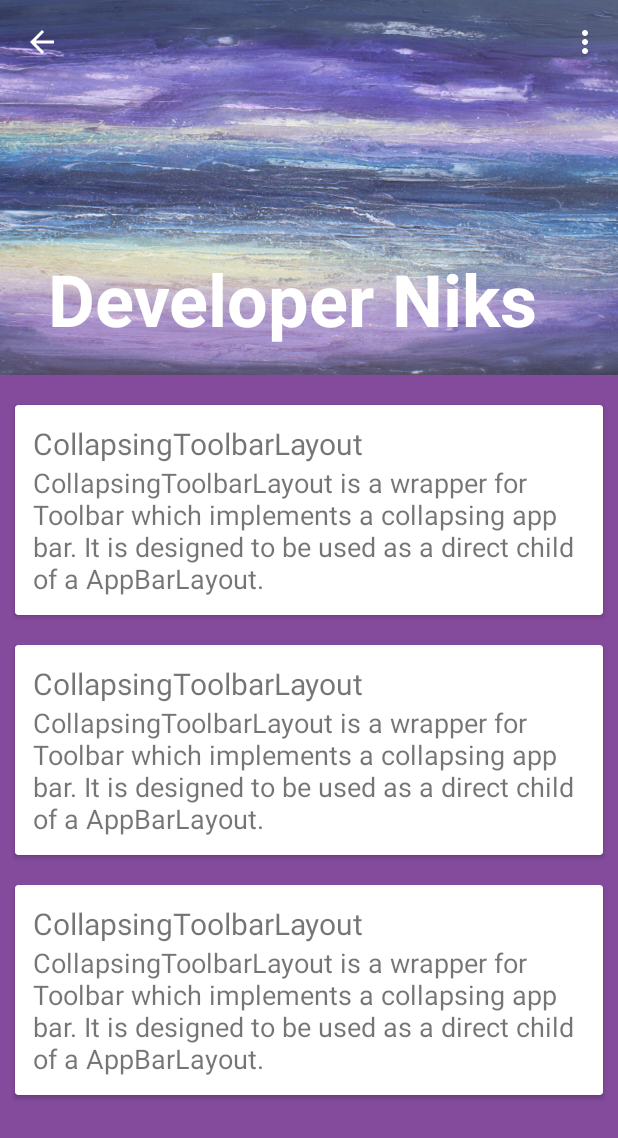
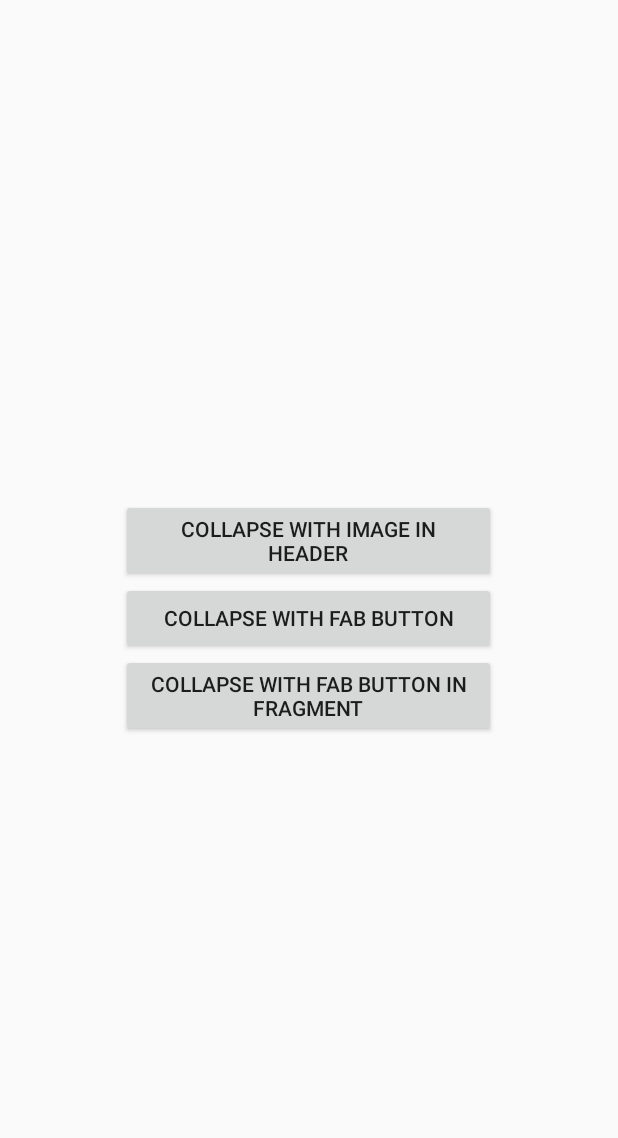
Before and after one commit to MeNiks/CollapsingToolbarDemo, an Android app: the screen it shows after launch (MainActivity before the commit, HomeActivity after it), on a phone screen of 412 x 824 dp. Shown: the top 1138 px of the screen. Run offline under Robolectric (Android 15) with nearby library versions, the phone set to English and light mode, and no system bars.

Commit message:
Added Collasping Fab button in header and In fragment

```diff
--- a/app/src/main/java/com/niks/collapsingtoolbardemo/MainActivity.java
+++ b/app/src/main/java/com/niks/collapsingtoolbardemo/CollaspingImageActivity.java
@@ -13,14 +13,14 @@ import android.view.Menu;
 import android.view.MenuItem;
 
 
-public class MainActivity extends AppCompatActivity {
+public class CollaspingImageActivity extends AppCompatActivity {
 
     private CollapsingToolbarLayout collapsingToolbarLayout = null;
 
     @Override
     protected void onCreate(Bundle savedInstanceState) {
         super.onCreate(savedInstanceState);
-        setContentView(R.layout.activity_main);
+        setContentView(R.layout.activity_collasping_image);
 
 
         Toolbar toolbar = (Toolbar) findViewById(R.id.toolbar);
@@ -44,8 +44,8 @@ public class MainActivity extends AppCompatActivity {
         Palette.from(bitmap).generate(new Palette.PaletteAsyncListener() {
             @Override
             public void onGenerated(Palette palette) {
-                collapsingToolbarLayout.setContentScrimColor(palette.getMutedColor(ContextCompat.getColor(MainActivity.this, R.color.primary)));
-                collapsingToolbarLayout.setStatusBarScrimColor(palette.getMutedColor(ContextCompat.getColor(MainActivity.this, R.color.primary_dark)));
+                collapsingToolbarLayout.setContentScrimColor(palette.getMutedColor(ContextCompat.getColor(CollaspingImageActivity.this, R.color.primary)));
+                collapsingToolbarLayout.setStatusBarScrimColor(palette.getMutedColor(ContextCompat.getColor(CollaspingImageActivity.this, R.color.primary_dark)));
             }
         });
     }
--- /dev/null
+++ b/app/src/main/java/com/niks/collapsingtoolbardemo/HomeActivity.java
@@ -0,0 +1,30 @@
+package com.niks.collapsingtoolbardemo;
+
+import android.content.Intent;
+import android.support.v7.app.AppCompatActivity;
+import android.os.Bundle;
+import android.view.View;
+
+public class HomeActivity extends AppCompatActivity {
+
+    @Override
+    protected void onCreate(Bundle savedInstanceState) {
+        super.onCreate(savedInstanceState);
+        setContentView(R.layout.activity_home);
+    }
+
+    public void clickCollapseImage(View view) {
+        Intent intent=new Intent(HomeActivity.this,CollaspingImageActivity.class);
+        startActivity(intent);
+    }
+
+    public void clickCollapseFABButton(View view) {
+        Intent intent=new Intent(HomeActivity.this,CollaspingFabButtonActivity.class);
+        startActivity(intent);
+    }
+
+    public void clickCollapseFABButtonInFragment(View view) {
+        Intent intent=new Intent(HomeActivity.this,CollaspingInFragmentActivity.class);
+        startActivity(intent);
+    }
+}
--- a/app/src/main/res/layout/activity_main.xml
+++ b/app/src/main/res/layout/activity_collasping_image.xml
@@ -46,11 +46,11 @@
             android:orientation="vertical"
             android:paddingTop="10dp">
 
-            <include layout="@layout/card_layout" />
+            <include layout="@layout/activity_collasping_image_item" />
 
-            <include layout="@layout/card_layout" />
+            <include layout="@layout/activity_collasping_image_item" />
 
-            <include layout="@layout/card_layout" />
+            <include layout="@layout/activity_collasping_image_item" />
 
         </LinearLayout>
 
--- /dev/null
+++ b/app/src/main/res/layout/activity_home.xml
@@ -0,0 +1,31 @@
+<?xml version="1.0" encoding="utf-8"?>
+<LinearLayout xmlns:android="http://schemas.android.com/apk/res/android"
+    xmlns:tools="http://schemas.android.com/tools"
+    android:id="@+id/activity_home"
+    android:layout_width="match_parent"
+    android:orientation="vertical"
+    android:layout_height="match_parent"
+    android:paddingBottom="@dimen/activity_vertical_margin"
+    android:paddingLeft="@dimen/activity_horizontal_margin"
+    android:paddingRight="@dimen/activity_horizontal_margin"
+    android:gravity="center"
+    android:paddingTop="@dimen/activity_vertical_margin"
+    tools:context="com.niks.collapsingtoolbardemo.HomeActivity">
+
+    <Button
+        android:layout_width="250dp"
+        android:onClick="clickCollapseImage"
+        android:layout_height="wrap_content"
+        android:text="Collapse with image in header"/>
+    <Button
+        android:layout_width="250dp"
+        android:layout_height="wrap_content"
+        android:onClick="clickCollapseFABButton"
+        android:text="Collapse with FAB Button"/>
+
+    <Button
+        android:layout_width="250dp"
+        android:layout_height="wrap_content"
+        android:onClick="clickCollapseFABButtonInFragment"
+        android:text="Collapse with FAB Button in Fragment"/>
+</LinearLayout>
--- a/app/src/main/res/menu/menu_main.xml
+++ b/app/src/main/res/menu/menu_main.xml
@@ -1,6 +1,6 @@
 <menu xmlns:android="http://schemas.android.com/apk/res/android"
     xmlns:app="http://schemas.android.com/apk/res-auto"
-    xmlns:tools="http://schemas.android.com/tools" tools:context=".MainActivity">
+    xmlns:tools="http://schemas.android.com/tools" tools:context=".CollaspingImageActivity">
     <item android:id="@+id/action_settings" android:title="@string/action_settings"
         android:orderInCategory="100" app:showAsAction="never" />
 </menu>
--- /dev/null
+++ b/app/src/main/res/values-v21/styles.xml
@@ -0,0 +1 @@
+<resources></resources>
--- a/app/src/main/res/values/dimens.xml
+++ b/app/src/main/res/values/dimens.xml
@@ -2,4 +2,7 @@
     <!-- Default screen margins, per the Android Design guidelines. -->
     <dimen name="activity_horizontal_margin">16dp</dimen>
     <dimen name="activity_vertical_margin">16dp</dimen>
+    <dimen name="app_bar_height">180dp</dimen>
+    <dimen name="fab_margin">16dp</dimen>
+    <dimen name="text_margin">16dp</dimen>
 </resources>
--- a/app/src/main/res/values/styles.xml
+++ b/app/src/main/res/values/styles.xml
@@ -20,4 +20,8 @@
         <item name="android:textColor">@color/white</item>
     </style>
 
+    <style name="AppTheme.AppBarOverlay" parent="ThemeOverlay.AppCompat.Dark.ActionBar" />
+
+    <style name="AppTheme.PopupOverlay" parent="ThemeOverlay.AppCompat.Light" />
+
 </resources>
```
Also changed, not shown: app/src/main/AndroidManifest.xml (+10 -4 lines), app/src/main/java/com/niks/collapsingtoolbardemo/CollaspingFabButtonActivity.java (added, +28 -0 lines), app/src/main/java/com/niks/collapsingtoolbardemo/CollaspingInFragment.java (added, +23 -0 lines), app/src/main/java/com/niks/collapsingtoolbardemo/CollaspingInFragmentActivity.java (added, +20 -0 lines), app/src/main/res/layout/activity_collasping_fab.xml (added, +46 -0 lines), app/src/main/res/layout/activity_collasping_fab_item.xml (added, +17 -0 lines), app/src/main/res/layout/activity_collasping_in_fragment.xml (added, +14 -0 lines), app/src/main/res/layout/collasping_in_fragment.xml (added, +46 -0 lines), app/src/main/res/menu/menu_scrolling.xml (added, +10 -0 lines), app/src/main/res/values/strings.xml (+9 -0 lines), app/src/main/res/layout/activity_collasping_image_item.xml (renamed from app/src/main/res/layout/card_layout.xml).
